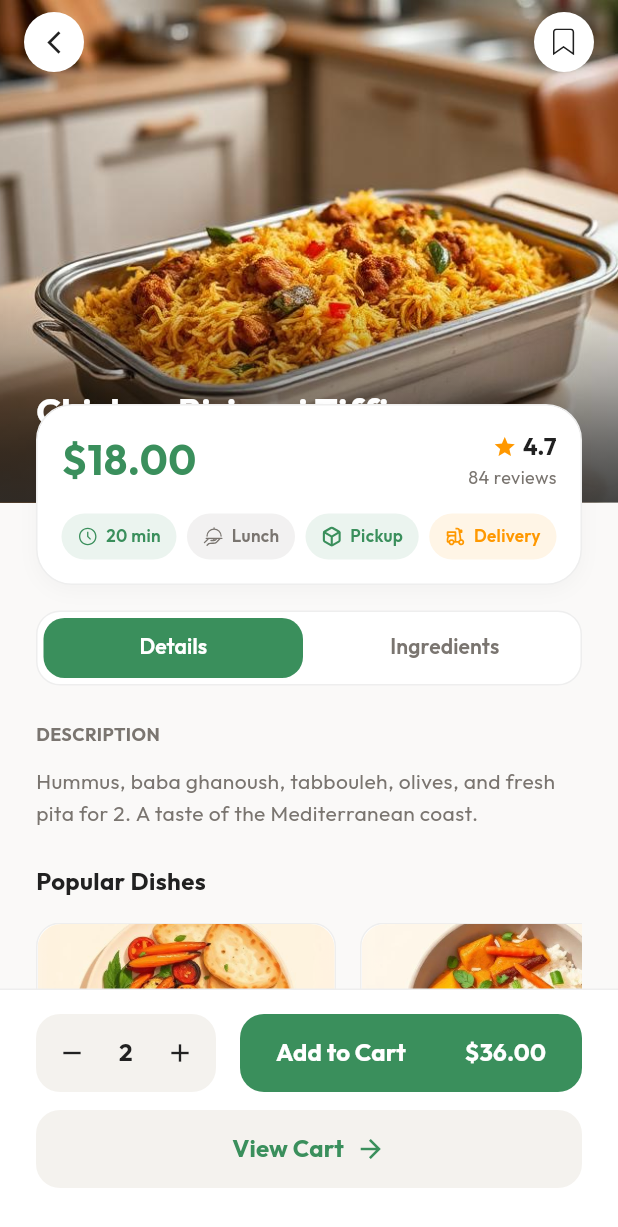
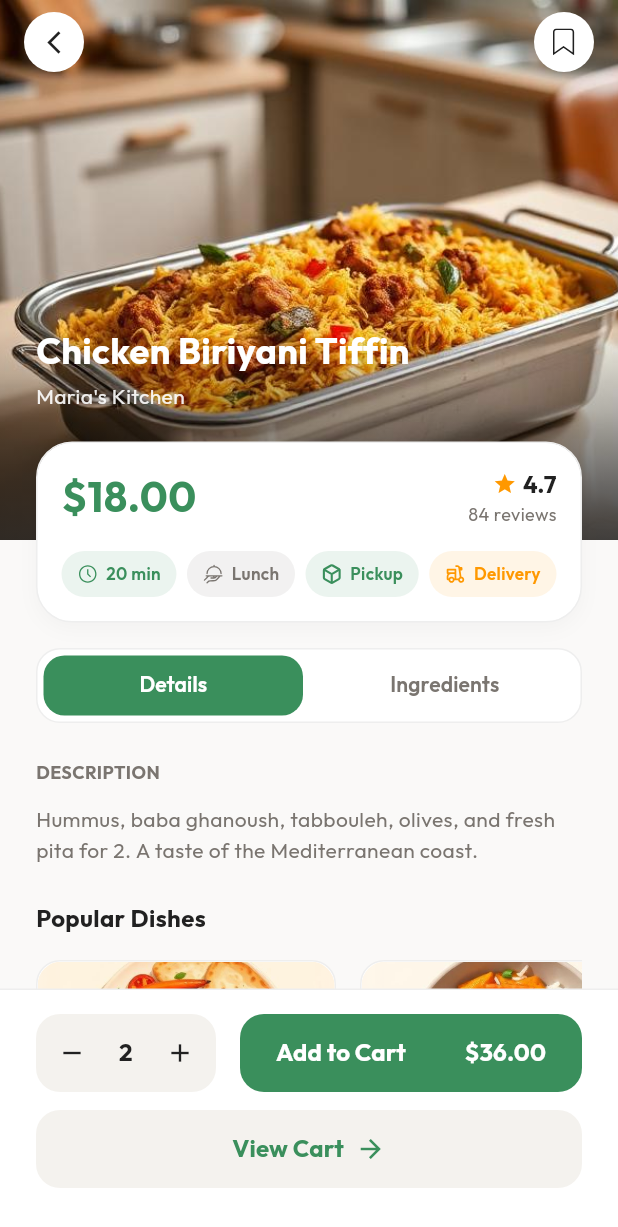
Before and after one commit to Betopia24/sami-nawari-daily-meal-and-grocery-app, a Flutter app: the FooddetailsView screen opened by its route, after a tap on the "add" icon, on a phone screen of 412 x 824 dp. Shown: the top 1227 px of the screen. Run offline on Flutter 3.47's test engine with Material 3 defaults, Android fonts, the phone set to English and light mode, and no system bars; our stand-ins replace flutter_screenutil, flutter_svg, get, google_fonts, image_picker, pinput; project files that could hold a hidden picture were left out.

Commit message:
quick fix

```diff
--- a/lib/app/modules/common/auth/signup/controllers/signup_controller.dart
+++ b/lib/app/modules/common/auth/signup/controllers/signup_controller.dart
@@ -88,16 +88,16 @@ class SignupController extends GetxController {
   void signup() {
     if (formKey.currentState!.validate()) {
       // Implement sign up logic here
-      print('Signup clicked: ${emailController.text}');
+      Get.offAllNamed(Routes.locationaccess);
     }
   }
 
   void continueWithGoogle() {
-    print('Google sign up clicked');
+    Get.offAllNamed(Routes.locationaccess);
   }
 
   void continueWithApple() {
-    print('Apple sign up clicked');
+    Get.offAllNamed(Routes.locationaccess);
   }
 
   void goToSignIn() {
--- a/lib/app/modules/foodgrid/fooddetails/views/fooddetails_view.dart
+++ b/lib/app/modules/foodgrid/fooddetails/views/fooddetails_view.dart
@@ -35,7 +35,7 @@ class FooddetailsView extends GetView<FooddetailsController> {
           CustomScrollView(
             slivers: [
               FloatingSeamSliverHeader(
-                expandedHeight: 335,
+                expandedHeight: 360,
                 toolbarHeight: 127,
                 floatingCardOverhang: 55,
                 titleBottomOffset: 20,
--- a/lib/app/modules/receipes/receipedetails/views/receipedetails_view.dart
+++ b/lib/app/modules/receipes/receipedetails/views/receipedetails_view.dart
@@ -27,10 +27,10 @@ class ReceipedetailsView extends GetView<ReceipedetailsController> {
           CustomScrollView(
             slivers: [
               FloatingSeamSliverHeader(
-                expandedHeight: 350,
+                expandedHeight: 380,
                 toolbarHeight: 121,
                 floatingCardOverhang: 37,
-                titleBottomOffset: 40,
+                titleBottomOffset: 16,
                 imagePath: AppAssets.homeRecipeCardImage1,
                 titleWidget: Column(
                   crossAxisAlignment: CrossAxisAlignment.start,
--- a/lib/app/modules/userprofile/systempreference/views/systempreference_view.dart
+++ b/lib/app/modules/userprofile/systempreference/views/systempreference_view.dart
@@ -76,6 +76,7 @@ class SystempreferenceView extends GetView<SystempreferenceController> {
                             ProfileMenuTile(
                               iconPath: AppAssets.storeIcon,
                               title: 'Favorite Sellers',
+                              textColor: AppColors.textPrimary,
                               onTap: () => Get.toNamed(Routes.favouriteseller),
                               showBottomDivider: false,
                             ),
--- a/lib/app/routes/app_pages.dart
+++ b/lib/app/routes/app_pages.dart
@@ -80,7 +80,7 @@ import 'app_routes.dart';
 class AppPages {
   AppPages._();
 
-  static const initial = Routes.splash;
+  static const initial = Routes.navbar;
 
   static final routes = [
     GetPage(
--- a/lib/app/widgets/floating_seam_sliver_header.dart
+++ b/lib/app/widgets/floating_seam_sliver_header.dart
@@ -87,23 +87,24 @@ class FloatingSeamSliverHeader extends StatelessWidget {
                         ),
                       ),
                     ),
-                    // Title Text container
-                    Positioned(
-                      bottom: titleBottomOffset,
-                      left: 24,
-                      right: 24,
-                      child: Opacity(opacity: textOpacity, child: titleWidget),
-                    ),
                   ],
                 ),
               ),
 
-              // Floating Card
+              // Attached Title and Floating Card
               Positioned(
                 bottom: -floatingCardOverhang,
                 left: 24,
                 right: 24,
-                child: floatingCard,
+                child: Column(
+                  mainAxisSize: MainAxisSize.min,
+                  crossAxisAlignment: CrossAxisAlignment.start,
+                  children: [
+                    Opacity(opacity: textOpacity, child: titleWidget),
+                    SizedBox(height: titleBottomOffset),
+                    floatingCard,
+                  ],
+                ),
               ),
             ],
           );
--- a/pubspec.yaml
+++ b/pubspec.yaml
@@ -73,6 +73,7 @@ flutter:
     - assets/images/
     - assets/icons/
     - assets/graphics/
+    - assets/emojis/
 
   # An image asset can refer to one or more resolution-specific "variants", see
   # https://flutter.dev/to/resolution-aware-images
```
